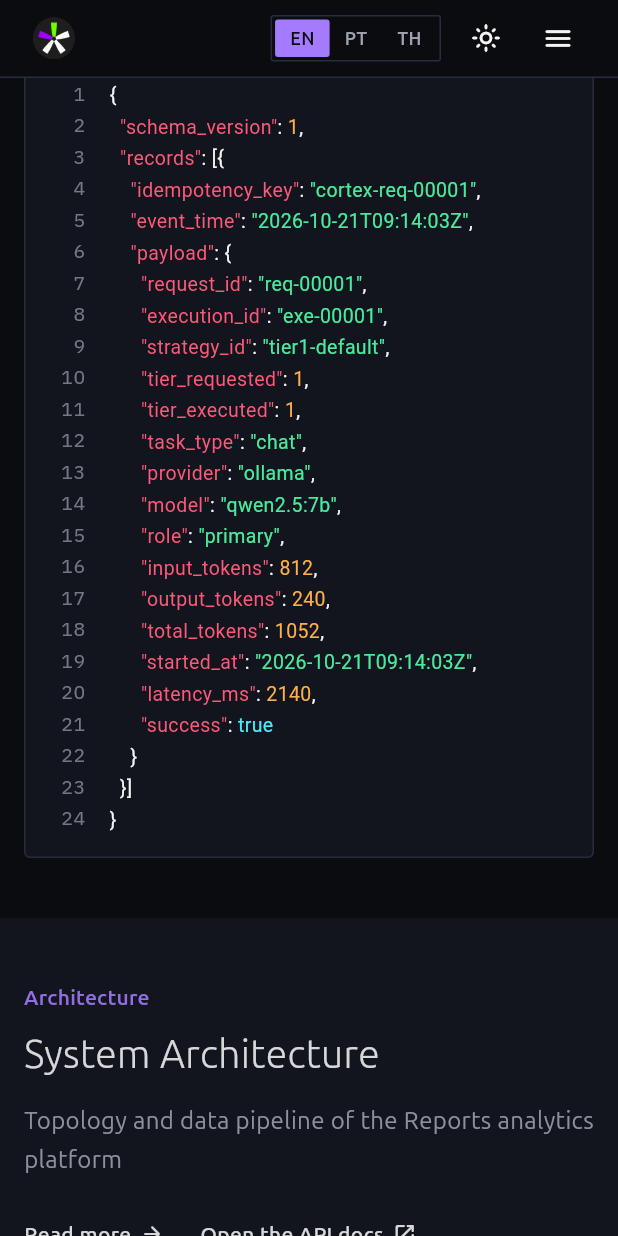
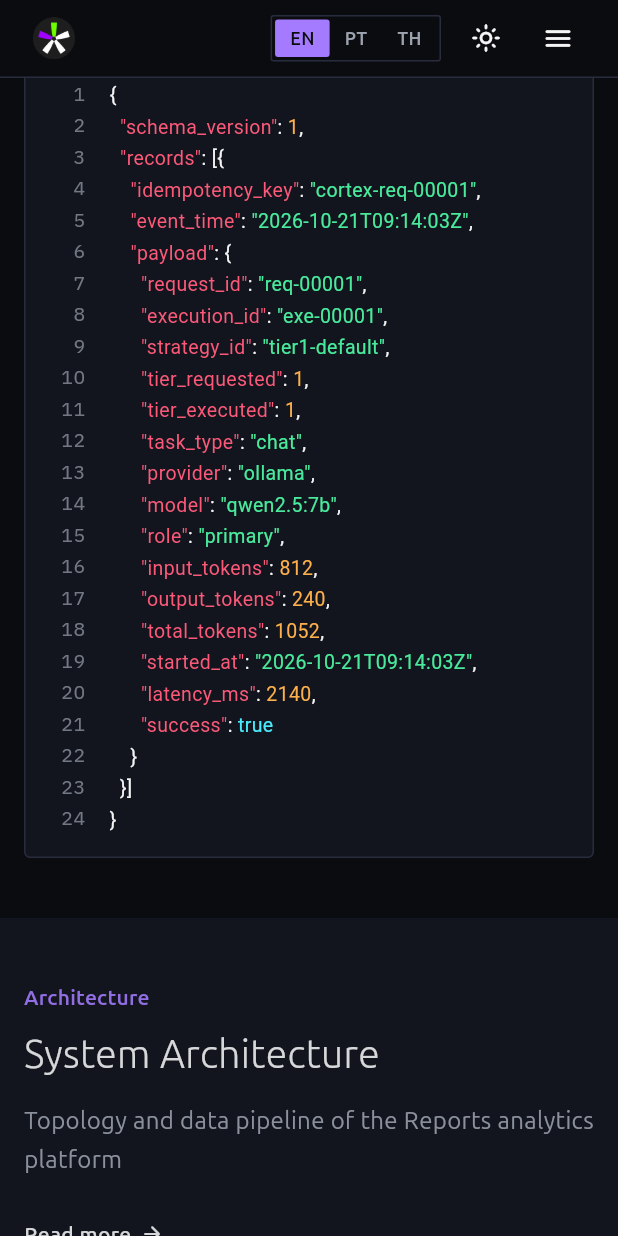
Before and after one commit to wilsonborba/reports, a Flutter app: the screen it shows after launch, scrolled down 3456 dp, on a phone screen of 412 x 824 dp. Run offline on Flutter 3.47's test engine with Material 3 defaults, Android fonts, the light colour scheme and no system bars; our stand-ins replace fl_chart, go_router, pdf, shared_preferences, web; missing offline and left inert: dart:js_interop, encrypt, flutter_math_fork; accounts and stored records are empty; network calls fail; Roboto replaces fonts that are missing (Ubuntu Sans Mono).

Commit message:
chore: remove the Scalar API docs
The engine no longer serves /scalar or the /docs redirect, and the
utoipa-scalar crate is gone. /openapi.json stays as the API description.
The UI drops its API docs links (overview, architecture, footer).

```diff
--- a/ui/lib/l10n/portuguese.dart
+++ b/ui/lib/l10n/portuguese.dart
@@ -378,7 +378,6 @@ const Map<String, String> portugueseAdditional = {
   'pub_nav_api': 'API',
 
 
-  'pub_api_docs': 'Abrir a documentação da API',
   'pub_api_openapi': 'Arquivo OpenAPI',
 
 
--- a/ui/lib/l10n/strings.dart
+++ b/ui/lib/l10n/strings.dart
@@ -605,7 +605,6 @@ class Strings {
     'pub_contact_projects_intro': {'en': 'Each project has its website or its repository.', 'th': 'แต่ละโปรเจกต์มีเว็บไซต์หรือรีโพสิทอรีของตัวเอง'},
     'pub_contact_none': {'en': 'Contact details are not available yet.', 'th': 'ยังไม่มีข้อมูลติดต่อ'},
     'pub_nav_api': {'en': 'API', 'th': 'API'},
-    'pub_api_docs': {'en': 'Open the API docs', 'th': 'เปิดเอกสาร API'},
     'pub_api_openapi': {'en': 'OpenAPI file', 'th': 'ไฟล์ OpenAPI'},
     'pub_home_api_title': {'en': 'Build on the same data', 'th': 'สร้างงานบนข้อมูลชุดเดียวกัน'},
     'pub_home_api_text': {
--- a/ui/lib/views/public/architecture_view.dart
+++ b/ui/lib/views/public/architecture_view.dart
@@ -146,7 +146,6 @@ class ArchitectureView extends StatelessWidget {
           paragraphs: [t('arch_s9_p1'), t('arch_s9_p2'), t('arch_s9_p3')],
           background: p.surface,
           extra: Wrap(spacing: 24, runSpacing: 8, children: [
-            ArrowLink(key: const Key('arch_api_docs'), label: t('pub_api_docs'), icon: Icons.open_in_new_rounded, onTap: () => openPublicLink(engineUrl(apiDocsPath))),
             ArrowLink(label: t('pub_api_openapi'), icon: Icons.open_in_new_rounded, onTap: () => openPublicLink(engineUrl(openApiPath))),
           ]),
           visual: Column(crossAxisAlignment: CrossAxisAlignment.stretch, children: [
--- a/ui/lib/views/public/overview_view.dart
+++ b/ui/lib/views/public/overview_view.dart
@@ -160,7 +160,6 @@ class OverviewView extends StatelessWidget {
               const SizedBox(height: 20),
               Wrap(spacing: 24, runSpacing: 8, children: [
                 ArrowLink(key: const Key('home_architecture_more'), label: context.tr('pub_read_more'), onTap: () => context.go(AppRoutes.homeArchitecture)),
-                ArrowLink(label: context.tr('pub_api_docs'), icon: Icons.open_in_new_rounded, onTap: () => openPublicLink(engineUrl(apiDocsPath))),
               ]),
             ]),
             visual: const CodePanel(title: 'request.sh', code: datasetRequestShell, language: CodeLanguage.shell),
--- a/ui/lib/widgets/public/public_layout.dart
+++ b/ui/lib/widgets/public/public_layout.dart
@@ -48,8 +48,7 @@ Future<void> openPublicLink(String url) async {
   await launchUrl(uri, webOnlyWindowName: external ? '_blank' : '_self');
 }
 
-/// Interactive API docs (Scalar) and the OpenAPI file of the engine; both stay public.
-const String apiDocsPath = '/scalar';
+/// OpenAPI file of the engine (public).
 const String openApiPath = '/openapi.json';
 
 /// Absolute URL of an engine path (API docs, OpenAPI file): same origin as the app.
--- a/ui/lib/widgets/public/public_page.dart
+++ b/ui/lib/widgets/public/public_page.dart
@@ -157,11 +157,6 @@ class PublicFooter extends StatelessWidget {
           () => context.go(AppRoutes.homeArchitecture),
         ),
         _FooterLink(
-          context.tr('pub_api_docs'),
-          () => openPublicLink(engineUrl(apiDocsPath)),
-          external: true,
-        ),
-        _FooterLink(
           context.tr('pub_api_openapi'),
           () => openPublicLink(engineUrl(openApiPath)),
           external: true,
```
Also changed, not shown: 4 other files.
